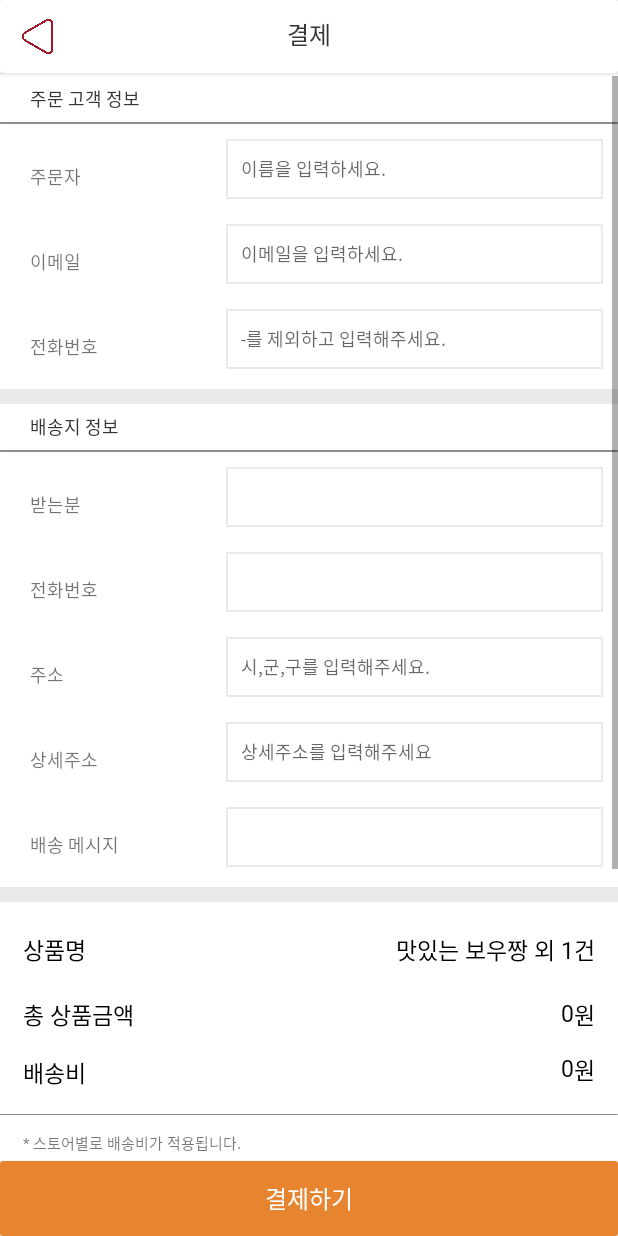
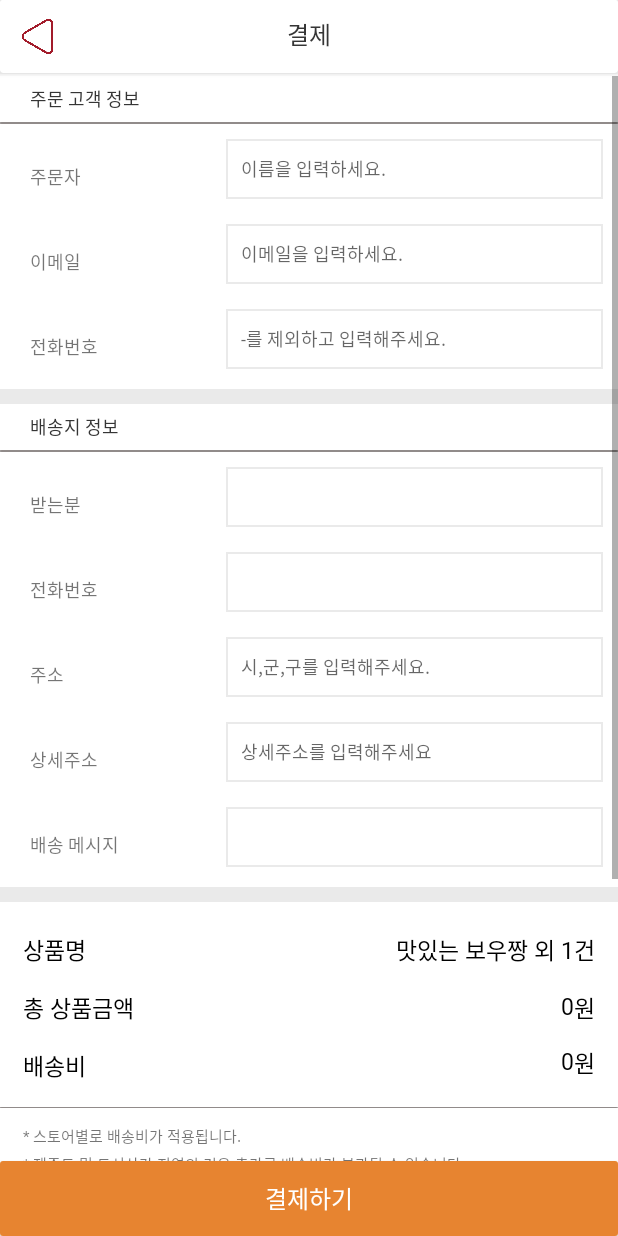
Before and after one commit to lolhi/RecipeMarket, an Android app: the ActivityPayment screen opened directly, with no data from a screen before it, on a phone screen of 412 x 824 dp. Run offline under Robolectric (Android 15) with nearby library versions, the phone set to English and light mode, and no system bars; libraries missing offline, so code that uses them is left out: com.kakao.network, com.kakao.usermgmt; 4 statements that could not run were skipped.

Commit message:
adjust xml value

```diff
--- a/app/src/main/res/layout/activity_payment.xml
+++ b/app/src/main/res/layout/activity_payment.xml
@@ -407,7 +407,7 @@
                         android:layout_width="wrap_content"
                         android:layout_height="wrap_content"
                         android:layout_marginStart="15dp"
-                        android:layout_marginTop="20dp"
+                        android:layout_marginTop="15dp"
                         android:fontFamily="@font/nanum_bold"
                         android:text="총 상품금액"
                         android:textColor="@color/black"
@@ -419,7 +419,7 @@
                         android:id="@+id/tv_productprice_num"
                         android:layout_width="wrap_content"
                         android:layout_height="wrap_content"
-                        android:layout_marginTop="20dp"
+                        android:layout_marginTop="15dp"
                         android:fontFamily="@font/nanum_bold"
                         android:text="0"
                         android:textColor="@color/black"
@@ -431,7 +431,7 @@
                         android:id="@+id/tv_productprice_won"
                         android:layout_width="wrap_content"
                         android:layout_height="wrap_content"
-                        android:layout_marginTop="20dp"
+                        android:layout_marginTop="15dp"
                         android:layout_marginEnd="15dp"
                         android:fontFamily="@font/nanum_bold"
                         android:text="원"
@@ -504,7 +504,7 @@
                         android:layout_width="wrap_content"
                         android:layout_height="wrap_content"
                         android:layout_marginStart="15dp"
-                        android:layout_marginTop="1dp"
+                        android:layout_marginTop="3dp"
                         android:fontFamily="@font/nanum_normal"
                         android:text="* 제주도 및 도서산간 지역의 경우 추가로 배송비가 부과될 수 있습니다."
                         android:textSize="10dp"
@@ -515,7 +515,7 @@
                         android:id="@+id/iv_line1"
                         android:layout_width="match_parent"
                         android:layout_height="1dp"
-                        android:layout_marginTop="20dp"
+                        android:layout_marginTop="10dp"
                         app:layout_constraintTop_toBottomOf="@id/tv_notice2"
                         app:srcCompat="@drawable/line" />
 
```
Also changed, not shown: app/src/main/res/layout/basket_recycle_bottom.xml (+4 -4 lines).
